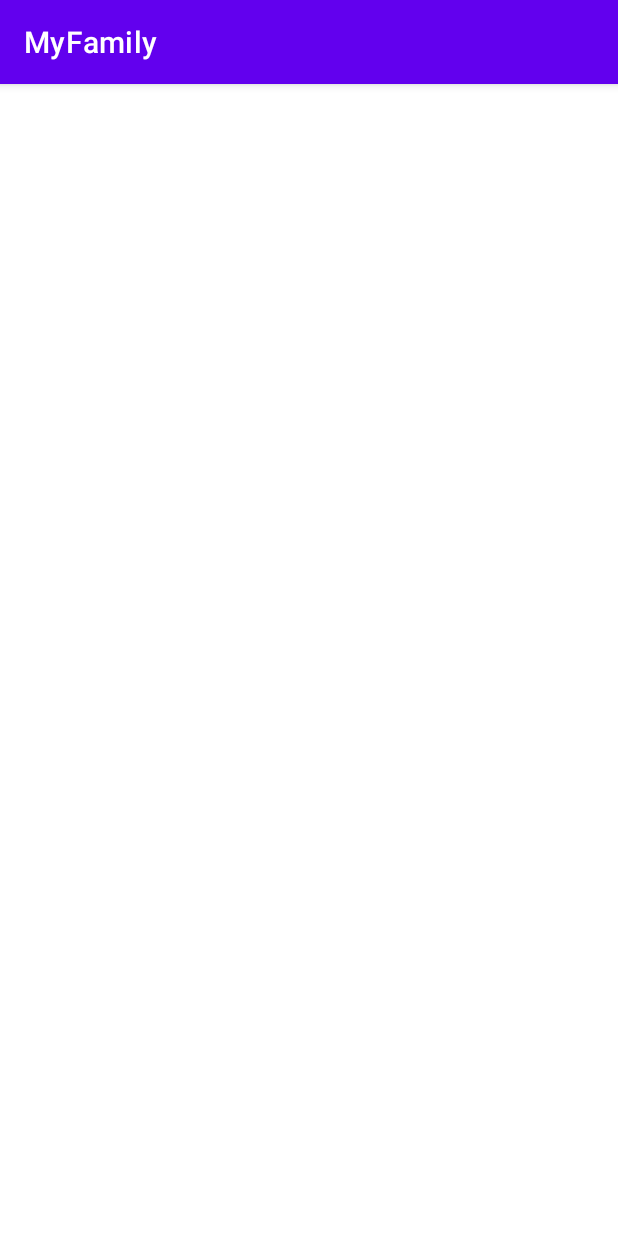
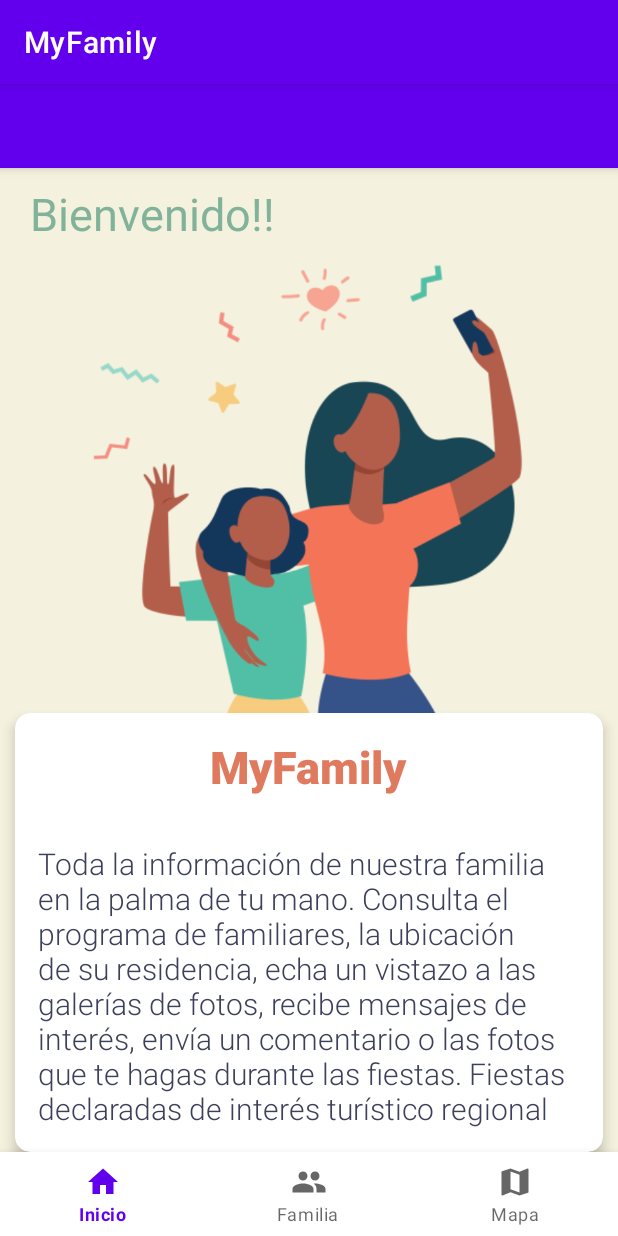
Before and after one commit to oliverTuesta/My_family, an Android app: the screen it shows after launch (MainActivity), on a phone screen of 412 x 824 dp. Run offline under Robolectric (Android 15) with nearby library versions, the phone set to English and light mode, and no system bars.

Commit message:
coneccio con navigation completa

```diff
--- a/app/src/main/res/layout/activity_main.xml
+++ b/app/src/main/res/layout/activity_main.xml
@@ -5,34 +5,39 @@
     android:layout_width="match_parent"
     android:layout_height="match_parent"
     tools:context=".MainActivity">
+
     <com.google.android.material.appbar.AppBarLayout
         android:layout_width="match_parent"
         android:layout_height="wrap_content">
 
         <Toolbar
             android:layout_width="match_parent"
-            android:layout_height="wrap_content"/>
+            android:layout_height="wrap_content" />
     </com.google.android.material.appbar.AppBarLayout>
 
-    <androidx.constraintlayout.widget.ConstraintLayout
+    <RelativeLayout
+        android:id="@+id/constraintLayout"
         android:layout_width="match_parent"
         android:layout_height="match_parent"
         app:layout_behavior="com.google.android.material.appbar.AppBarLayout$ScrollingViewBehavior">
 
         <fragment
+            android:id="@+id/TODO"
+            android:name="androidx.navigation.fragment.NavHostFragment"
             android:layout_width="match_parent"
             android:layout_height="match_parent"
-            android:id="@+id/TODO" />
+            android:layout_above="@+id/bnvMenu"
+            app:defaultNavHost="true"
+            app:navGraph="@navigation/nav_graph" />
 
         <com.google.android.material.bottomnavigation.BottomNavigationView
             android:id="@+id/bnvMenu"
             android:layout_width="match_parent"
             android:layout_height="wrap_content"
-            app:layout_constraintBottom_toBottomOf="parent"
-            app:layout_constraintStart_toStartOf="parent"
-            app:layout_constraintEnd_toEndOf="parent"
-            app:menu="@menu/bnv_menu"/>
+            android:layout_alignParentBottom="true"
+            app:menu="@menu/bnv_menu" />
+
+    </RelativeLayout>
 
 
-    </androidx.constraintlayout.widget.ConstraintLayout>
 </androidx.coordinatorlayout.widget.CoordinatorLayout>
--- a/app/src/main/res/layout/fragment_family_detail.xml
+++ b/app/src/main/res/layout/fragment_family_detail.xml
@@ -61,12 +61,14 @@
                     android:layout_width="wrap_content"
                     android:layout_height="wrap_content"
                     android:layout_marginStart="30dp"
+                    android:layout_marginEnd="30dp"
                     android:layout_marginTop="30dp"
                     android:layout_marginBottom="30dp"
                     android:drawablePadding="10dp"
                     android:fontFamily="sans-serif-condensed"
                     app:drawableStartCompat="@drawable/ic_location"
-                    tools:text="Jr. Huayabamba 229" />
+                    tools:text="Jr. Huayabamba 229"
+                    android:lines="1"/>
             </LinearLayout>
 
         </androidx.cardview.widget.CardView>
--- a/app/src/main/res/layout/fragment_home.xml
+++ b/app/src/main/res/layout/fragment_home.xml
@@ -35,7 +35,7 @@
         <androidx.cardview.widget.CardView
             android:id="@+id/cvHome"
             android:layout_width="match_parent"
-            android:layout_height="350dp"
+            android:layout_height="wrap_content"
             style="@style/card_style"
             app:layout_constraintBottom_toBottomOf="parent"
             app:layout_constraintStart_toStartOf="parent"
--- a/app/src/main/res/values/strings.xml
+++ b/app/src/main/res/values/strings.xml
@@ -1,8 +1,8 @@
 <resources>
     <string name="app_name">MyFamily</string>
     <string name="welcome">Bienvenido!!</string>
-    <string name="app_description">Toda la información de las Fiestas de San Roque en Calatayud en la palma de tu mano.
-Consulta el programa de fiestas, los concursos, echa un vistazo a las galerías de fotos, recibe mensajes de interés, envía un comentario o las fotos que te hagas durante las fiestas.
+    <string name="app_description">Toda la información de nuestra familia en la palma de tu mano.
+Consulta el programa de familiares, la ubicación de su residencia, echa un vistazo a las galerías de fotos, recibe mensajes de interés, envía un comentario o las fotos que te hagas durante las fiestas.
 Fiestas declaradas de interés turístico regional</string>
     <string name="hello_blank_fragment">Hello blank fragment</string>
 </resources>
```
